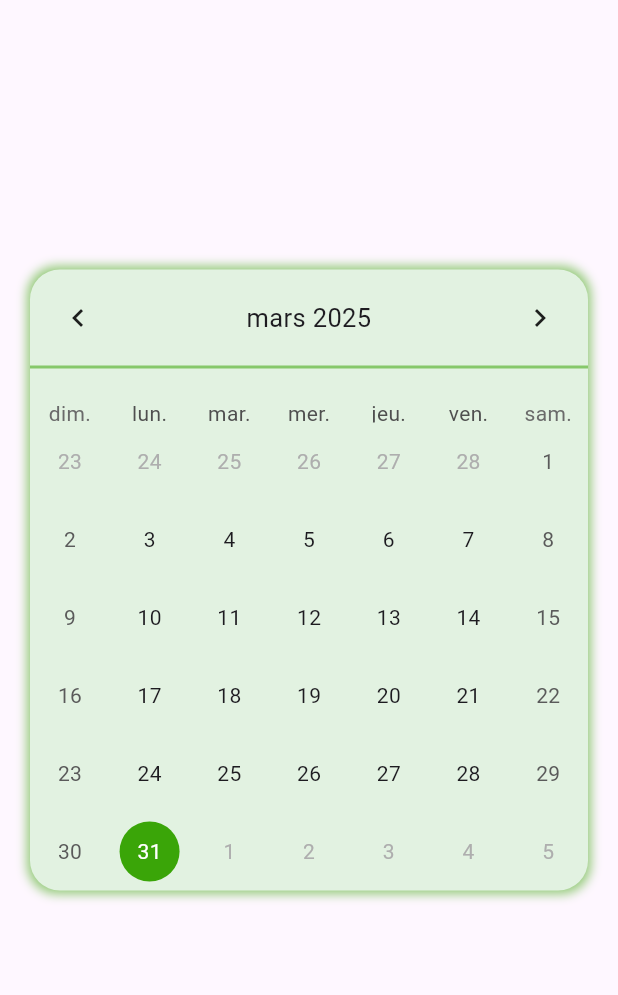
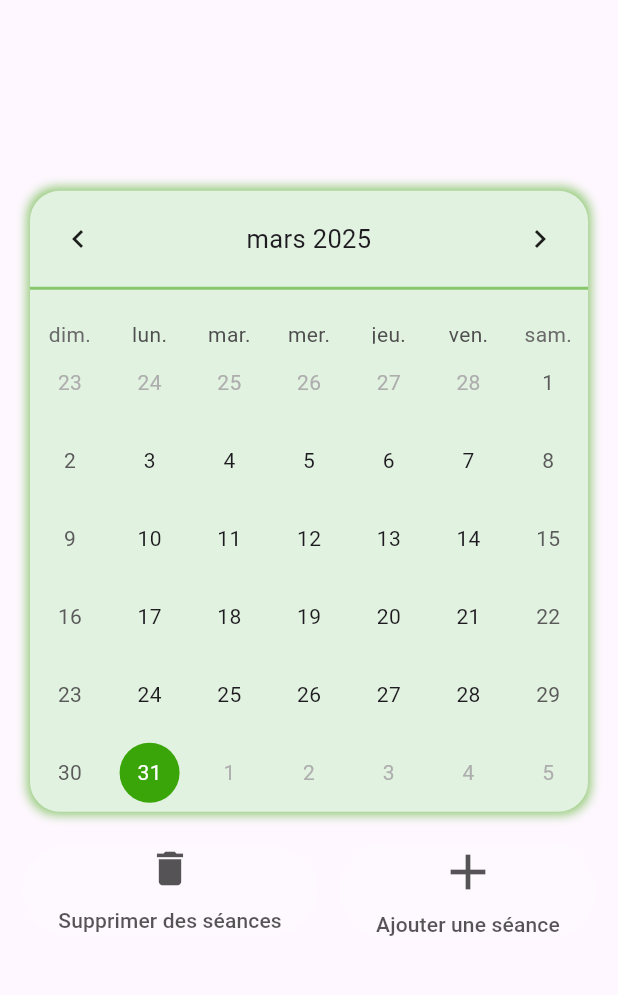
Before and after one commit to remybms/sportin-app, a Flutter app: the screen it shows after launch, on a phone screen of 412 x 824 dp, the part 80-1075 px from its top. Run offline on Flutter 3.47's test engine with Material 3 defaults, Android fonts, the phone set to English and light mode, and no system bars; drawn by our look-alikes of table_calendar.

Commit message:
start adding elements for the sessions

```diff
--- a/lib/home/home_page.dart
+++ b/lib/home/home_page.dart
@@ -17,8 +17,61 @@ class Home extends StatelessWidget {
       body: Center(
         child: SingleChildScrollView(
           child: Column(
+            spacing: 20,
             children: [
               Calendar(),
+              Row(
+                mainAxisAlignment: MainAxisAlignment.spaceEvenly,
+                children: [
+                  ElevatedButton(
+                      onPressed: () async {
+
+                      },
+                      style: ElevatedButton.styleFrom(
+                          backgroundColor: Colors.white10,
+                          shadowColor: Colors.transparent),
+                      child: Column(
+                        children: [
+                          Icon(
+                            Icons.delete,
+                            size: 30,
+                            color: const Color.fromARGB(170, 0, 0, 0),
+                          ),
+                          SizedBox(height: 10),
+                          Text(
+                            "Supprimer des séances",
+                            style: TextStyle(
+                              color: const Color.fromARGB(170, 0, 0, 0),
+                            ),
+                          )
+                        ],
+                      )),
+                  ElevatedButton(
+                    onPressed: () {},
+                    style: ElevatedButton.styleFrom(
+                      backgroundColor: Colors.white10,
+                      shadowColor: Colors.transparent,
+                    ),
+                    child: Column(
+                      children: [
+                        Icon(
+                          Icons.add,
+                          size: 40,
+                          color: const Color.fromARGB(170, 0, 0, 0),
+                        ),
+                        SizedBox(height: 5),
+                        Text(
+                          "Ajouter une séance",
+                          style: TextStyle(
+                            color: const Color.fromARGB(170, 0, 0, 0),
+                          ),
+                        )
+                      ],
+                    ),
+                  ),
+                ],
+              ),
+              Container(),
             ],
           ),
         ),
@@ -75,7 +128,6 @@ class _CalendarState extends State<Calendar> {
           });
         },
         calendarStyle: CalendarStyle(
-
           todayTextStyle: TextStyle(
             color: Color.fromARGB(255, 58, 165, 8),
           ),
```
